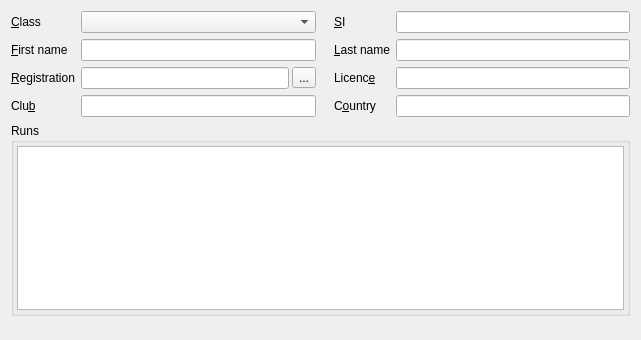
Above: quickevent/app/plugins/qml/Competitors/src/competitorwidget.ui from Quick-Event/quickbox before the change. Below: the same form after it.
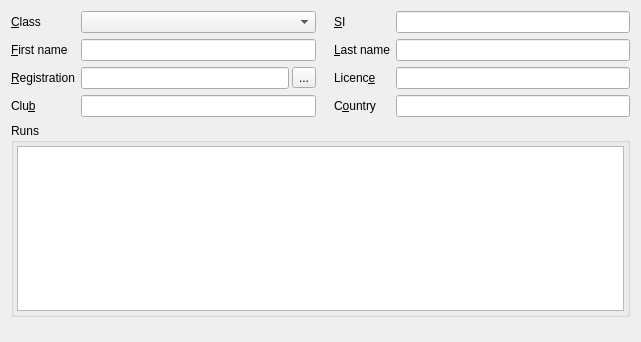
That is the form after the change. Custom widgets are drawn as their Qt base class.

What changed in the file:
```diff
--- a/quickevent/app/plugins/qml/Competitors/src/competitorwidget.ui
+++ b/quickevent/app/plugins/qml/Competitors/src/competitorwidget.ui
@@ -7,7 +7,7 @@
     <x>0</x>
     <y>0</y>
     <width>641</width>
-    <height>340</height>
+    <height>342</height>
    </rect>
   </property>
   <property name="windowTitle">
```
Left out of the diff: 9 changed lines with no effect on the pictures.
